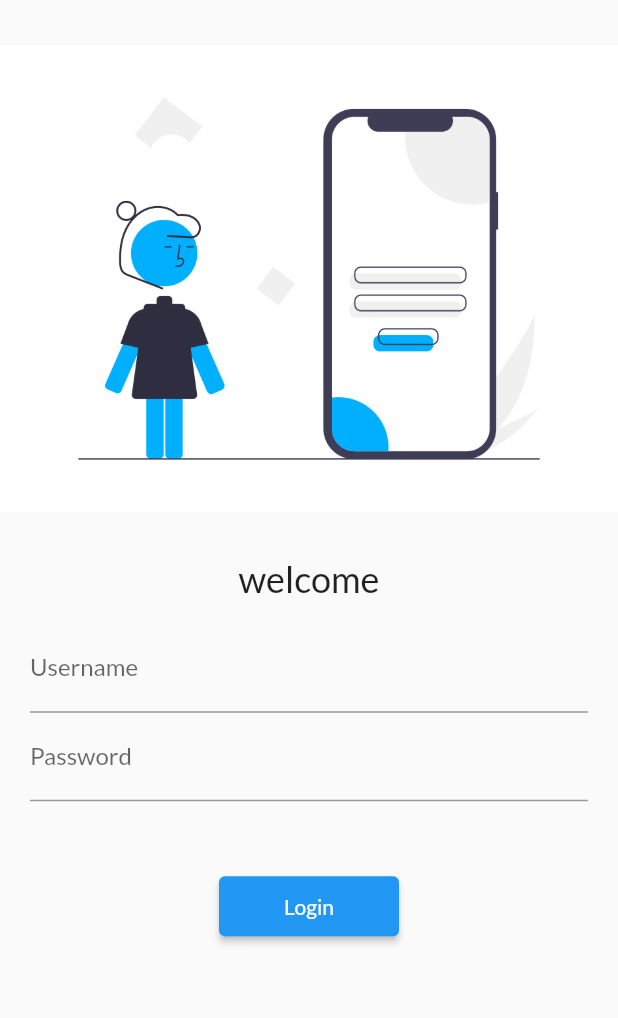
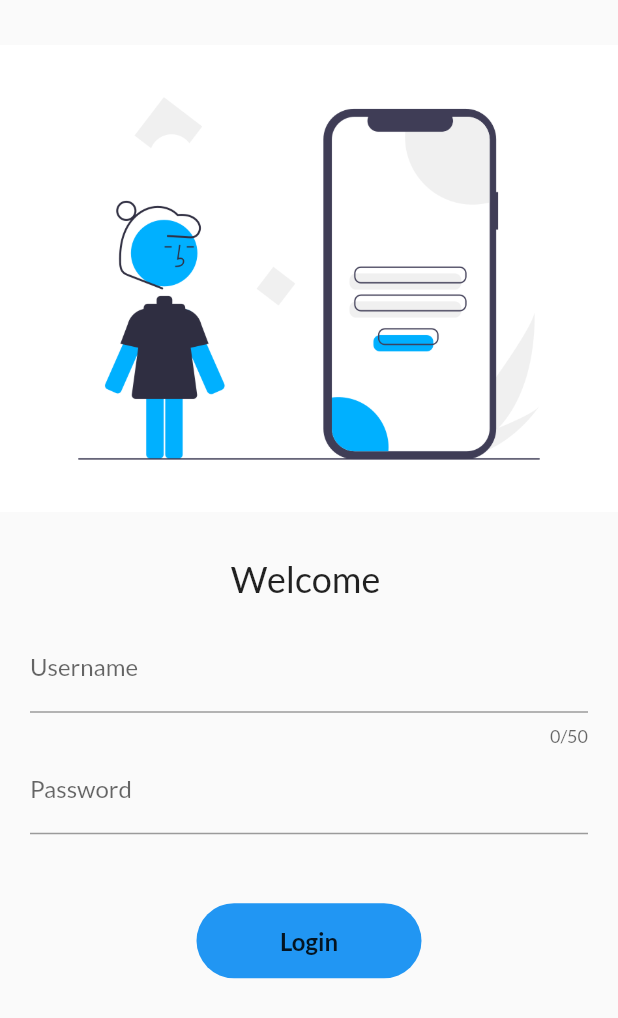
Before and after one commit to gourav2982/Flutter_Practice_1, a Flutter app: the screen it shows after launch, on a phone screen of 412 x 824 dp. Shown: the top 1018 px of the screen. Run offline on Flutter 3.47's test engine with Material 2 defaults, Android fonts, the phone set to English and light mode, and no system bars; our stand-ins replace google_fonts.

Commit message:
practice 6 done

```diff
--- a/lib/pages/HomePage.dart
+++ b/lib/pages/HomePage.dart
@@ -8,7 +8,7 @@ class HomePage extends StatelessWidget {
     return Scaffold(
       appBar: AppBar(
         title: const Text("App Bar"),
-        backgroundColor: const Color.fromARGB(255, 154, 36, 175),
+        backgroundColor: const Color.fromARGB(255, 0, 142, 244),
       ),
       drawer: const Drawer(),
       body: Center(
--- a/lib/pages/LoginPage.dart
+++ b/lib/pages/LoginPage.dart
@@ -1,11 +1,16 @@
-import 'dart:math';
-
 import 'package:flutter/material.dart';
 import 'package:flutter_catalog/utils/MyRoutes.dart';
 
-class LoginPage extends StatelessWidget {
+class LoginPage extends StatefulWidget {
   const LoginPage({super.key});
 
+  @override
+  State<LoginPage> createState() => _LoginPageState();
+}
+
+class _LoginPageState extends State<LoginPage> {
+  String name = '';
+  bool changed = false;
   @override
   Widget build(BuildContext context) {
     return Material(
@@ -22,19 +27,24 @@ class LoginPage extends StatelessWidget {
             const SizedBox(
               height: 30,
             ),
-            const Text(
-              'welcome',
-              style: TextStyle(fontSize: 24, fontWeight: FontWeight.w400),
+            Text(
+              "Welcome $name",
+              style: const TextStyle(fontSize: 24, fontWeight: FontWeight.w400),
             ),
             Padding(
               padding: const EdgeInsets.symmetric(vertical: 16, horizontal: 20),
               child: Column(
                 children: [
                   TextFormField(
+                    maxLength: 50,
                     decoration: const InputDecoration(
                       hintText: 'Enter Username',
                       labelText: 'Username',
                     ),
+                    onChanged: (name1) {
+                      name = name1;
+                      setState(() {});
+                    },
                   ),
                   TextFormField(
                     obscureText: true,
@@ -47,13 +57,41 @@ class LoginPage extends StatelessWidget {
             const SizedBox(
               height: 30,
             ),
-            ElevatedButton(
-              style: TextButton.styleFrom(minimumSize: const Size(120, 40)),
-              onPressed: () {
+            InkWell(
+              onTap: () async {
+                setState(() {
+                  changed = true;
+                });
+                await Future.delayed(const Duration(milliseconds: 500));
                 Navigator.pushNamed(context, MyRoutes.homeRoute);
               },
-              child: const Text('Login'),
+              child: AnimatedContainer(
+                duration: const Duration(milliseconds: 500),
+                alignment: Alignment.center,
+                decoration: BoxDecoration(
+                    color: Colors.blue,
+                    borderRadius: BorderRadius.circular(changed ? 50 : 150)),
+                height: 50,
+                width: changed ? 50 : 150,
+                child: changed
+                    ? const Icon(
+                        Icons.done,
+                        color: Colors.white,
+                      )
+                    : const Text(
+                        "Login",
+                        style: TextStyle(
+                            fontWeight: FontWeight.w700, fontSize: 16),
+                      ),
+              ),
             )
+            // ElevatedButton(
+            //   style: TextButton.styleFrom(minimumSize: const Size(120, 40)),
+            //   onPressed: () {
+            //     Navigator.pushNamed(context, MyRoutes.homeRoute);
+            //   },
+            //   child: const Text('Login'),
+            // )
           ],
         ),
       ),
--- a/pubspec.yaml
+++ b/pubspec.yaml
@@ -62,6 +62,7 @@ flutter:
   # To add assets to your application, add an assets section, like this:
   assets:
       - assets/images/
+      - assets/svg/
   #   - images/a_dot_ham.jpeg
 
   # An image asset can refer to one or more resolution-specific "variants", see
```
Also changed, not shown: assets/svg/menu.svg (added).
